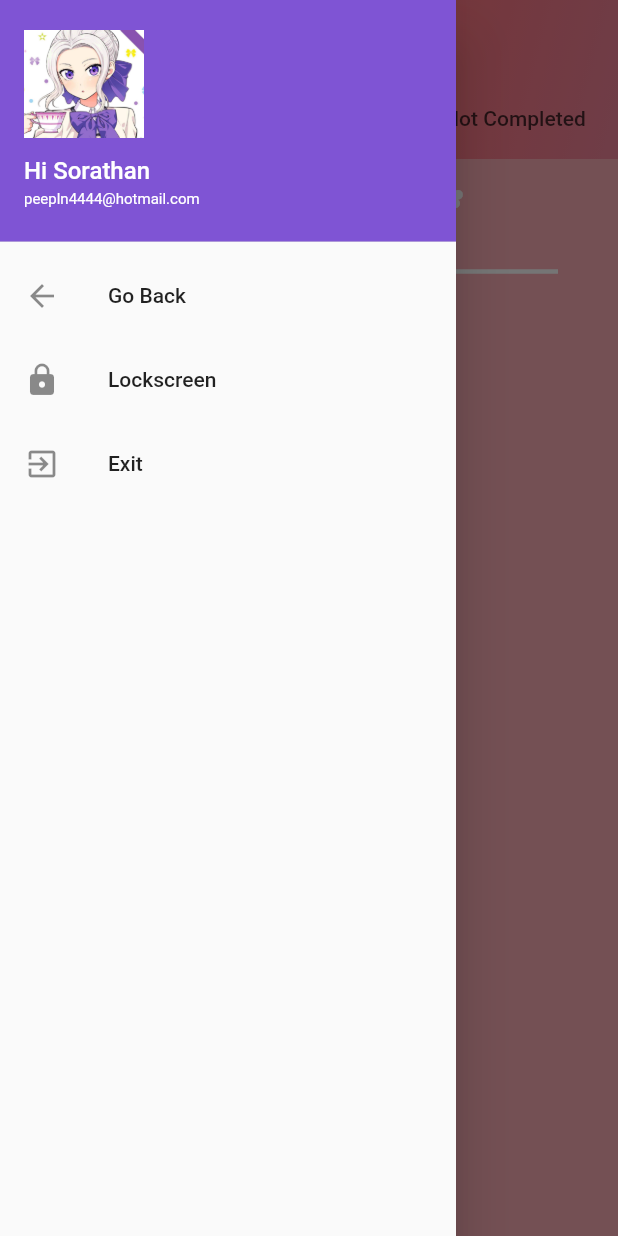
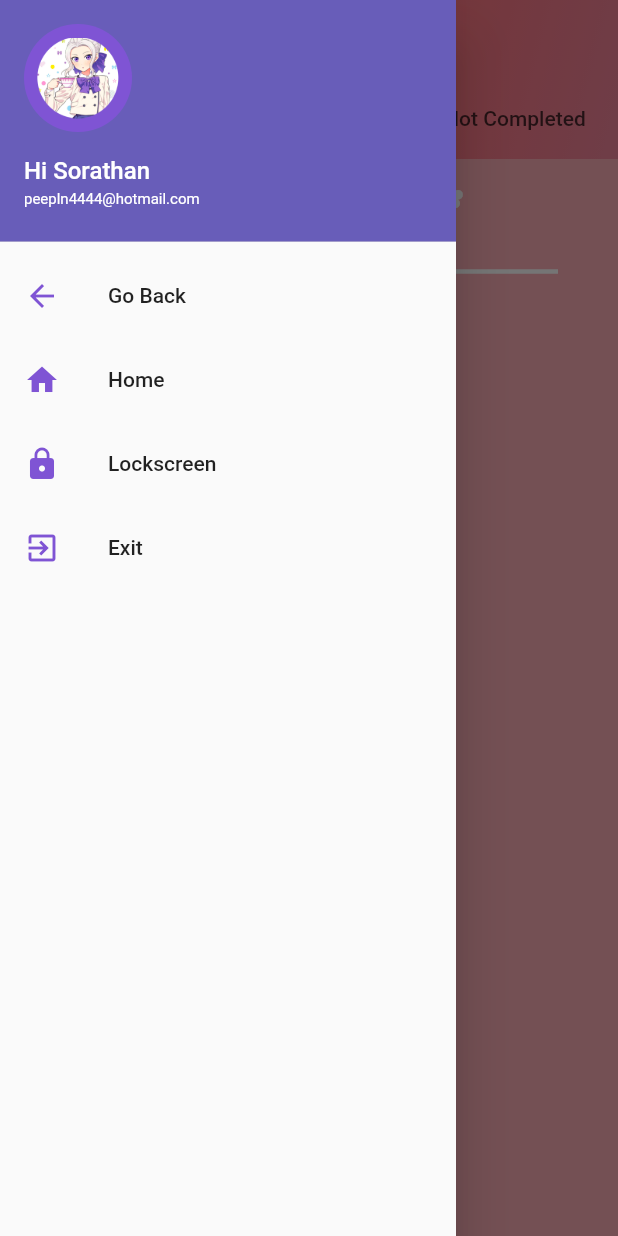
Before and after one commit to Sorthan/todo-app-flutter, a Flutter app: the TodoList screen opened by its route, with the side drawer open, on a phone screen of 412 x 824 dp. Run offline on Flutter 3.47's test engine with Material 2 defaults, Android fonts, the phone set to English and light mode, and no system bars; our stand-ins replace get.

Commit message:
add home navigator menu

```diff
--- a/lib/modules/Todo/index.dart
+++ b/lib/modules/Todo/index.dart
@@ -361,7 +361,10 @@ class TodoList extends GetView {
     final drawerItems = ListView(
       children: [
         UserAccountsDrawerHeader(
-          decoration: const BoxDecoration(color: Color(0xFF7F54D4)),
+          arrowColor: Colors.white,
+          decoration: const BoxDecoration(
+            color: Color.fromRGBO(104, 93, 185, 1),
+          ),
           accountName: const Text(
             "Hi Sorathan",
             style: TextStyle(
@@ -376,26 +379,48 @@ class TodoList extends GetView {
               fontSize: 10,
             ),
           ),
-          currentAccountPicture: Image.asset('assets/images/profile.png'),
-          currentAccountPictureSize: const Size(80, 80),
+          currentAccountPicture: CircleAvatar(
+            radius: 150,
+            backgroundColor: const Color(0xFF7F54D4),
+            child: Image.asset('assets/images/Profile_Shino_Normal.png'),
+          ),
         ),
         ListTile(
           title: const Text("Go Back"),
-          leading: const Icon(Icons.arrow_back),
+          leading: const Icon(
+            Icons.arrow_back,
+            color: Color(0xFF7F54D4),
+          ),
           onTap: () {
             Get.back();
           },
         ),
         ListTile(
+          title: const Text("Home"),
+          leading: const Icon(
+            Icons.home,
+            color: Color(0xFF7F54D4),
+          ),
+          onTap: () {
+            Get.toNamed('home');
+          },
+        ),
+        ListTile(
           title: const Text("Lockscreen"),
-          leading: const Icon(Icons.lock),
+          leading: const Icon(
+            Icons.lock,
+            color: Color(0xFF7F54D4),
+          ),
           onTap: () {
             Get.toNamed('security');
           },
         ),
         ListTile(
           title: const Text("Exit"),
-          leading: const Icon(Icons.exit_to_app),
+          leading: const Icon(
+            Icons.exit_to_app,
+            color: Color(0xFF7F54D4),
+          ),
           onTap: () {
             exit(0);
           },
```
Also changed, not shown: assets/images/Profile_Shino.png (added), assets/images/Profile_Shino_Normal.png (added).
